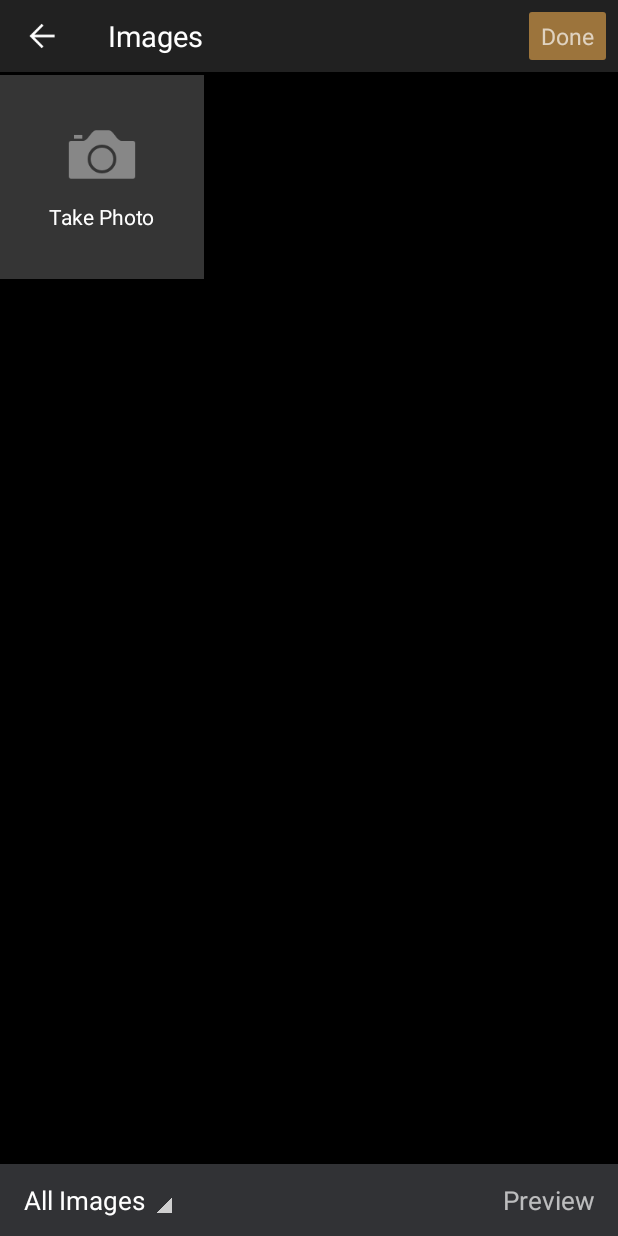
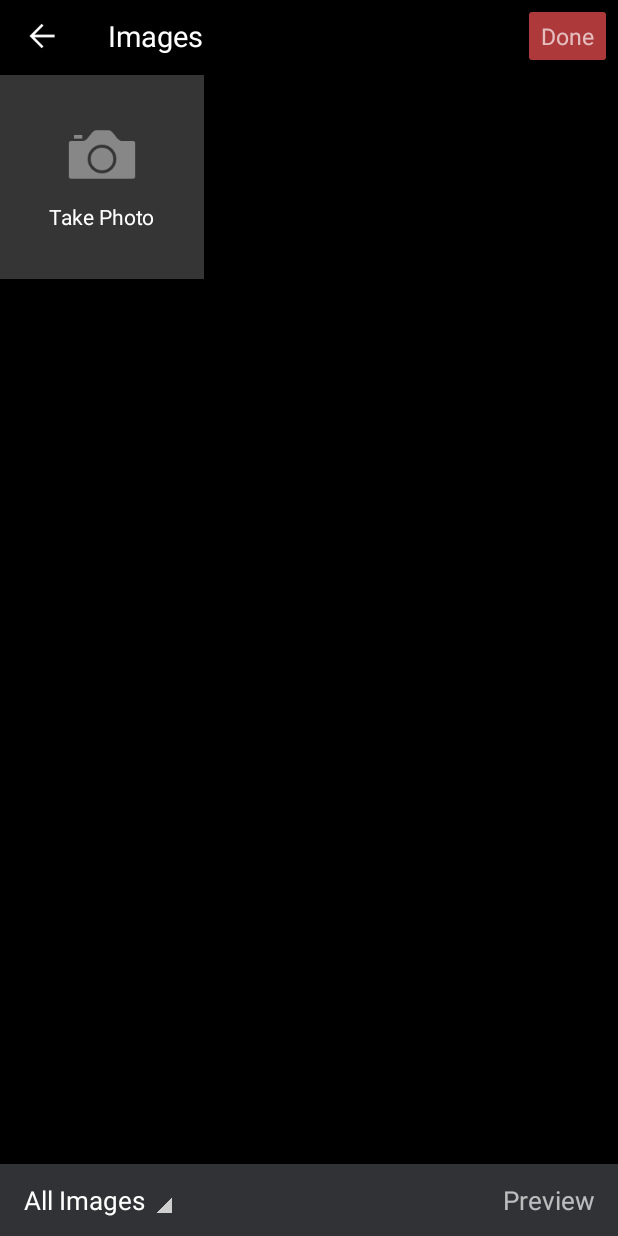
Before and after one commit to caoyanglee/ImagePicker, an Android app: the ImageSelectorActivity screen opened directly, with no data from a screen before it, on a phone screen of 412 x 824 dp. Run offline under Robolectric (Android 15) with nearby library versions, the phone set to English and light mode, and no system bars; pictures from the network do not load.

Commit message:
修改toolbar为黑色与状态栏一致

```diff
--- a/app/src/main/java/io/weimu/www/imagepicker/activity/MainActivity.java
+++ b/app/src/main/java/io/weimu/www/imagepicker/activity/MainActivity.java
@@ -40,7 +40,7 @@ public class MainActivity extends AppCompatActivity {
         mAdapter = new ImageGridadapter(this, maxImageNumber);
         gridManager = new GridLayoutManager(this, spanCount);
         recyclerView.setLayoutManager(gridManager);
-        recyclerView.addItemDecoration(new GridSpacingItemDecoration(spanCount, ScreenUtils.dip2px(this, 16), false));
+        recyclerView.addItemDecoration(new GridSpacingItemDecoration(spanCount, ScreenUtils.dip2px(this, 8), false));
         //设置Item增加、移除动画
         recyclerView.setItemAnimator(new NoAlphaItemAnimator());
         recyclerView.setAdapter(mAdapter);
@@ -48,7 +48,7 @@ public class MainActivity extends AppCompatActivity {
         mAdapter.AddListenter(new ImageGridadapter.AddListenter() {
             @Override
             public void onAddClick(int needNumber) {
-                ImageSelectorActivity.start(MainActivity.this, needNumber, ImageSelectorActivity.MODE_MULTIPLE, true, true, true);
+                ImageSelectorActivity.start(MainActivity.this, needNumber, ImageSelectorActivity.MODE_SINGLE, true, true, true);
             }
 
             @Override
--- a/library/src/main/java/com/yongchun/library/adapter/ImageListAdapter.java
+++ b/library/src/main/java/com/yongchun/library/adapter/ImageListAdapter.java
@@ -2,6 +2,7 @@ package com.yongchun.library.adapter;
 
 import android.content.Context;
 import android.graphics.PorterDuff;
+import android.support.v4.content.ContextCompat;
 import android.support.v7.widget.RecyclerView;
 import android.view.LayoutInflater;
 import android.view.View;
@@ -175,9 +176,10 @@ public class ImageListAdapter extends RecyclerView.Adapter<RecyclerView.ViewHold
     public void selectImage(ViewHolder holder, boolean isChecked) {
         holder.check.setSelected(isChecked);
         if (isChecked) {
-            holder.picture.setColorFilter(context.getResources().getColor(R.color.image_overlay2), PorterDuff.Mode.SRC_ATOP);
+
+            holder.picture.setColorFilter(ContextCompat.getColor(context,R.color.image_overlay2), PorterDuff.Mode.SRC_ATOP);
         } else {
-            holder.picture.setColorFilter(context.getResources().getColor(R.color.image_overlay), PorterDuff.Mode.SRC_ATOP);
+            holder.picture.setColorFilter(ContextCompat.getColor(context,R.color.image_overlay), PorterDuff.Mode.SRC_ATOP);
         }
     }
 
--- a/library/src/main/res/drawable/btn_round_green_disable.xml
+++ b/library/src/main/res/drawable/btn_round_green_disable.xml
@@ -1,6 +1,6 @@
 <?xml version="1.0" encoding="utf-8"?>
 <shape xmlns:android="http://schemas.android.com/apk/res/android">
-    <solid android:color="@color/colorPrimaryDark"/>
+    <solid android:color="@color/primaryColorAlpha70"/>
     <corners android:radius="@dimen/btn_radius"/>
     <padding android:left="@dimen/margin_text" android:right="@dimen/margin_text"/>
 </shape>
--- a/library/src/main/res/drawable/btn_round_green_enable.xml
+++ b/library/src/main/res/drawable/btn_round_green_enable.xml
@@ -1,6 +1,6 @@
 <?xml version="1.0" encoding="utf-8"?>
 <shape xmlns:android="http://schemas.android.com/apk/res/android">
-    <solid android:color="@color/colorPrimary"/>
+    <solid android:color="@color/primaryColor"/>
     <corners android:radius="@dimen/btn_radius"/>
     <padding android:left="@dimen/margin_text" android:right="@dimen/margin_text"/>
 </shape>
--- a/library/src/main/res/drawable/check_green.xml
+++ b/library/src/main/res/drawable/check_green.xml
@@ -2,4 +2,4 @@
 <bitmap
     xmlns:android="http://schemas.android.com/apk/res/android"
     android:src="@mipmap/ic_checked"
-    android:tint="@color/colorPrimary"/>
+    android:tint="@color/primaryColor"/>
--- a/library/src/main/res/drawable/radio_button.xml
+++ b/library/src/main/res/drawable/radio_button.xml
@@ -2,4 +2,4 @@
 <bitmap
     xmlns:android="http://schemas.android.com/apk/res/android"
     android:src="@mipmap/ic_radio_button"
-    android:tint="@color/colorPrimary"/>
+    android:tint="@color/primaryColor"/>
--- a/library/src/main/res/layout/activity_image_crop.xml
+++ b/library/src/main/res/layout/activity_image_crop.xml
@@ -10,17 +10,17 @@
         style="@style/MyToolbar"
         android:layout_width="match_parent"
         android:layout_height="@dimen/bar_height"
-        android:background="@color/bar_grey_90">
+        android:background="@color/toolbarColor">
 
         <TextView
             android:id="@+id/done_text"
             android:layout_width="wrap_content"
             android:layout_height="@dimen/btn_height"
-            android:minWidth="@dimen/min_button_width"
             android:layout_gravity="right"
             android:layout_marginRight="@dimen/margin_text"
             android:background="@drawable/btn_round_green_selector"
             android:gravity="center"
+            android:minWidth="@dimen/min_button_width"
             android:text="@string/use"
             android:textColor="@color/white_text_selector"
             android:textSize="@dimen/small_text_size" />
--- a/library/src/main/res/layout/activity_image_preview.xml
+++ b/library/src/main/res/layout/activity_image_preview.xml
@@ -18,14 +18,14 @@
         <View
             android:layout_width="match_parent"
             android:layout_height="@dimen/status_bar_height"
-            android:background="@color/black" />
+            android:background="@color/toolbarColor" />
 
         <android.support.v7.widget.Toolbar
             android:id="@+id/toolbar"
             style="@style/MyToolbar"
             android:layout_width="match_parent"
             android:layout_height="@dimen/bar_height"
-            android:background="@color/bar_grey_90">
+            android:background="@color/toolbarColor">
 
             <TextView
                 android:id="@+id/done_text"
--- a/library/src/main/res/layout/activity_imageselector.xml
+++ b/library/src/main/res/layout/activity_imageselector.xml
@@ -10,19 +10,23 @@
         style="@style/MyToolbar"
         android:layout_width="match_parent"
         android:layout_height="@dimen/bar_height"
-        android:background="?attr/colorPrimary" >
+        android:background="@color/toolbarColor"
+        android:layout_alignParentTop="true"
+        android:layout_alignParentLeft="true"
+        android:layout_alignParentStart="true">
+
         <TextView
             android:id="@+id/done_text"
             android:layout_width="wrap_content"
             android:layout_height="@dimen/btn_height"
-            android:text="@string/done"
-            android:gravity="center"
-            android:enabled="false"
             android:layout_gravity="right"
             android:layout_marginRight="@dimen/margin_text"
             android:background="@drawable/btn_round_green_selector"
-            android:textSize="@dimen/small_text_size"
-            android:textColor="@color/white_text_selector"/>
+            android:enabled="false"
+            android:gravity="center"
+            android:text="@string/done"
+            android:textColor="@color/white_text_selector"
+            android:textSize="@dimen/small_text_size" />
     </android.support.v7.widget.Toolbar>
 
     <android.support.v7.widget.RecyclerView
@@ -43,10 +47,10 @@
             android:id="@+id/folder_layout"
             android:layout_width="wrap_content"
             android:layout_height="match_parent"
+            android:gravity="center_vertical"
+            android:orientation="horizontal"
             android:paddingLeft="@dimen/margin_layout"
-            android:paddingRight="@dimen/margin_layout"
-            android:gravity="center_vertical"
-            android:orientation="horizontal">
+            android:paddingRight="@dimen/margin_layout">
 
 
             <TextView
@@ -60,22 +64,23 @@
             <ImageView
                 android:layout_width="wrap_content"
                 android:layout_height="wrap_content"
+                android:layout_marginLeft="@dimen/margin_text"
                 android:layout_marginTop="4dp"
-                android:layout_marginLeft="@dimen/margin_text"
                 android:src="@mipmap/ic_arrow" />
         </LinearLayout>
+
         <TextView
             android:id="@+id/preview_text"
             android:layout_width="wrap_content"
             android:layout_height="match_parent"
-            android:paddingLeft="@dimen/margin_layout"
-            android:gravity="center"
-            android:paddingRight="@dimen/margin_layout"
             android:layout_alignParentRight="true"
             android:enabled="false"
+            android:gravity="center"
+            android:paddingLeft="@dimen/margin_layout"
+            android:paddingRight="@dimen/margin_layout"
+            android:text="@string/preview"
             android:textColor="@color/white_text_selector"
-            android:textSize="@dimen/middle_text_size"
-            android:text="@string/preview"/>
+            android:textSize="@dimen/middle_text_size" />
     </RelativeLayout>
 
 </RelativeLayout>
--- a/library/src/main/res/layout/item_folder.xml
+++ b/library/src/main/res/layout/item_folder.xml
@@ -27,7 +27,7 @@
             android:layout_width="wrap_content"
             android:layout_height="wrap_content"
             android:textSize="@dimen/middle_text_size"
-            android:textColor="@color/black_3"
+            android:textColor="@color/black"
             android:text="所有图片"/>
 
         <TextView
--- a/library/src/main/res/values/colors.xml
+++ b/library/src/main/res/values/colors.xml
@@ -2,8 +2,7 @@
 <resources>
     <color name="white">#ffffff</color>
     <color name="white_70">#ADFFFFFF</color>
-    <color name="black">#000000</color>
-    <color name="black_3">#333333</color>
+
     <color name="bar_grey">#393a3e</color>
     <color name="bar_grey_90">#dd393a3e</color>
     <color name="grey">#999999</color>
@@ -13,15 +12,10 @@
     <color name="image_overlay2">#80000000</color>
 
 
-    <!--调用的统一颜色-->
-    <color name="colorPrimary">#43c117</color>
-    <color name="colorPrimaryDark">#AD43c117</color>
-    <color name="colorAccent">#43c117</color>
+    <color name="black">#000000</color>
+    <color name="black_alpha80">#CC000000</color>
 
-    <color name="statusBarColor">#AD43c117</color>
-    <color name="textColorPrimary">#222222</color>
-
-    <color name="windowBackground">#ffffff</color>
-    <color name="navigationbarColor">#000000</color>
-
+    <color name="toolbarColor">#000000</color>
+    <color name="primaryColor">#F75255</color>
+    <color name="primaryColorAlpha70">#B3F75255</color>
 </resources>
```
Also changed, not shown: app/src/main/res/layout/activity_main.xml (+3 -4 lines).
